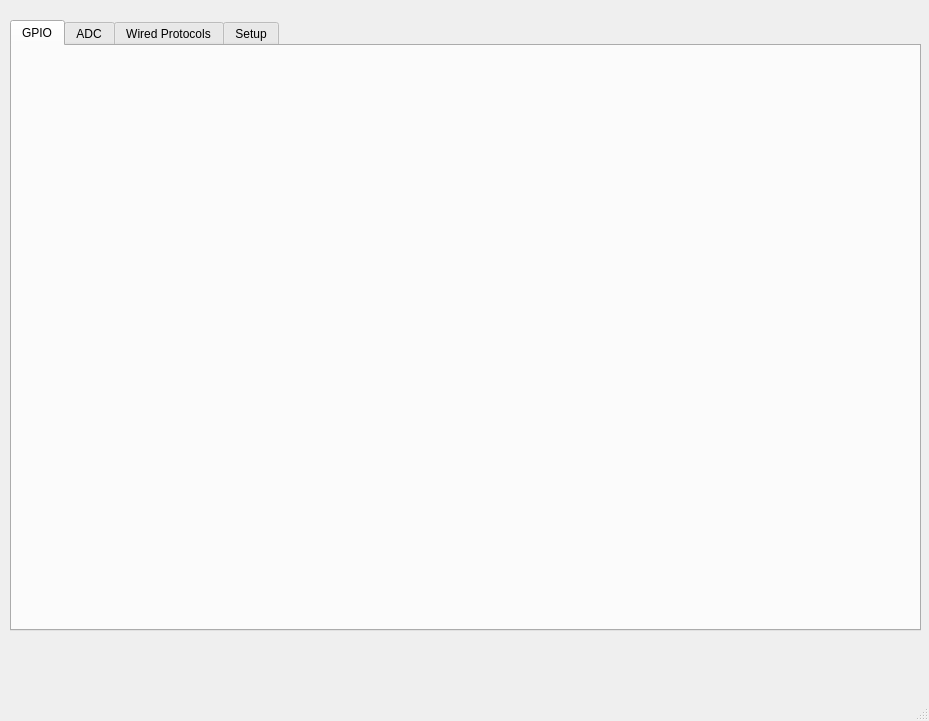
The window that View/mainview.ui (AakashKumar21/EmbeddedToolbox-GUI) describes before a commit, drawn with Qt 5.
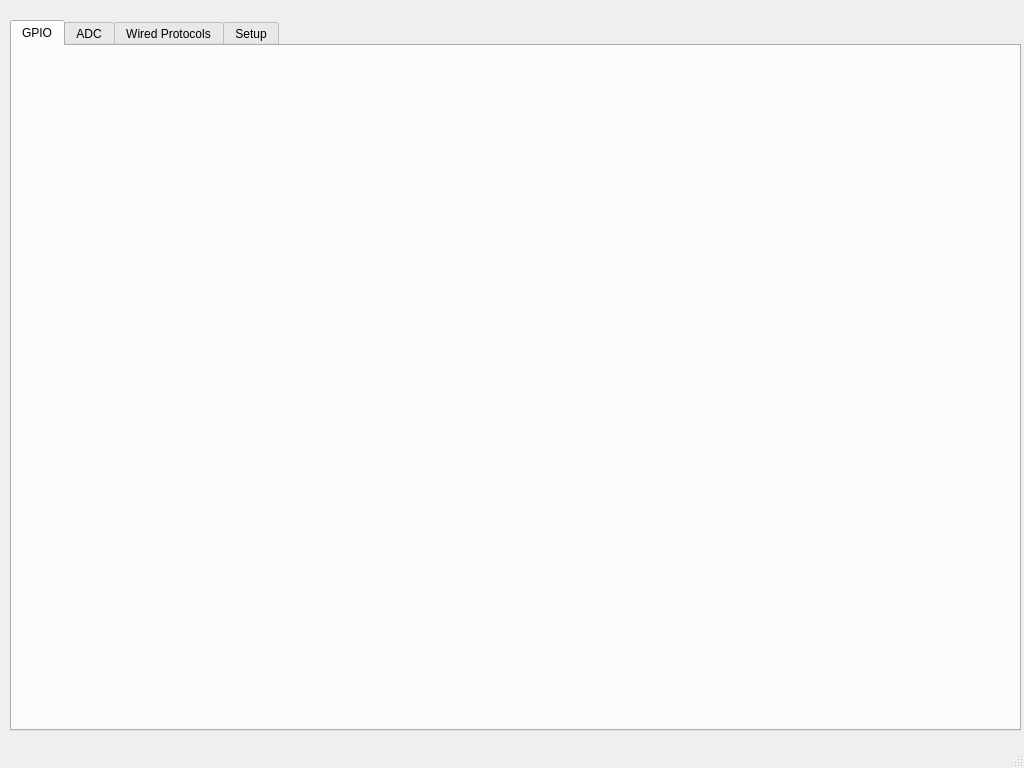
The same window after the commit. The open tabs and pages were chosen to show the change.

Commit message: Added Readouts labels for digitalRead

Patch:
```diff
--- a/View/mainview.ui
+++ b/View/mainview.ui
@@ -6,8 +6,8 @@
    <rect>
     <x>0</x>
     <y>0</y>
-    <width>929</width>
-    <height>721</height>
+    <width>1024</width>
+    <height>768</height>
    </rect>
   </property>
   <property name="mouseTracking">
@@ -25,8 +25,8 @@
      <rect>
       <x>10</x>
       <y>20</y>
-      <width>911</width>
-      <height>611</height>
+      <width>1011</width>
+      <height>711</height>
      </rect>
     </property>
     <property name="currentIndex">
@@ -44,8 +44,8 @@
        <rect>
         <x>10</x>
         <y>10</y>
-        <width>891</width>
-        <height>561</height>
+        <width>991</width>
+        <height>661</height>
        </rect>
       </property>
       <layout class="QVBoxLayout" name="loTabGpio"/>
```
Left out of the diff: 2 changed lines with no effect on the pictures. The commit also changes 3 other files.
